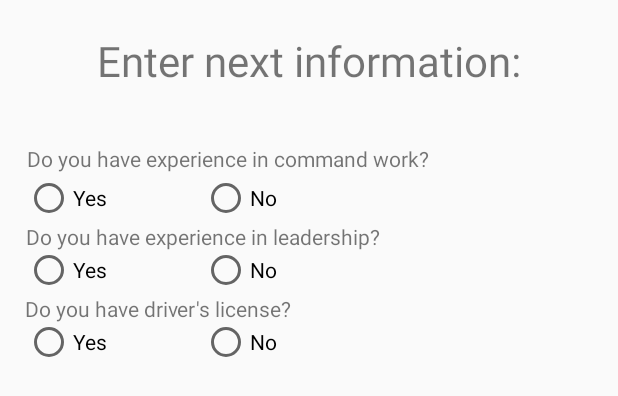
After one commit to SGW01/Kandidat, an Android app: the layout layout_work_exp.xml on its own in the app's theme, with its tools: preview values and no code run, on a phone screen of 412 x 824 dp. The commit adds this screen. Shown: the top 396 px of the screen. Run offline under Robolectric (Android 15) with nearby library versions, the phone set to English and light mode, and no system bars.

Commit message:
new design in

```diff
--- /dev/null
+++ b/app/src/main/res/layout/layout_work_exp.xml
@@ -0,0 +1,160 @@
+<?xml version="1.0" encoding="utf-8"?>
+<android.support.constraint.ConstraintLayout xmlns:android="http://schemas.android.com/apk/res/android"
+    xmlns:app="http://schemas.android.com/apk/res-auto"
+    xmlns:tools="http://schemas.android.com/tools"
+    android:layout_width="match_parent"
+    android:layout_height="match_parent">
+
+    <TextView
+        android:id="@+id/textViewEnterYourInfo3"
+        android:layout_width="wrap_content"
+        android:layout_height="wrap_content"
+        android:layout_marginBottom="@dimen/textViewEnterYourInfoMarginBottom"
+        android:layout_marginEnd="@dimen/textViewEnterYourInfoMarginRight"
+        android:layout_marginLeft="@dimen/textViewEnterYourInfoMarginLeft"
+        android:layout_marginRight="@dimen/textViewEnterYourInfoMarginRight"
+        android:layout_marginStart="@dimen/textViewEnterYourInfoMarginLeft"
+        android:layout_marginTop="@dimen/textViewEnterYourInfoMarginTop"
+        android:text="@string/textViewEnterYourInfoText"
+        android:textSize="@dimen/textViewEnterYourInfoTextSize"
+        app:layout_constraintBottom_toBottomOf="parent"
+        app:layout_constraintEnd_toEndOf="parent"
+        app:layout_constraintStart_toStartOf="parent"
+        app:layout_constraintTop_toTopOf="parent"
+        app:layout_constraintVertical_bias="0.017" />
+
+    <TextView
+        android:id="@+id/expInCommandWork"
+        android:layout_width="wrap_content"
+        android:layout_height="wrap_content"
+        android:layout_marginEnd="8dp"
+        android:layout_marginLeft="8dp"
+        android:layout_marginRight="8dp"
+        android:layout_marginStart="8dp"
+        android:layout_marginTop="96dp"
+        android:text="@string/expInCommandWorkText"
+        app:layout_constraintEnd_toEndOf="parent"
+        app:layout_constraintHorizontal_bias="0.08"
+        app:layout_constraintStart_toStartOf="parent"
+        app:layout_constraintTop_toTopOf="parent" />
+
+    <TextView
+        android:id="@+id/expInLeadership"
+        android:layout_width="wrap_content"
+        android:layout_height="wrap_content"
+        android:layout_marginEnd="8dp"
+        android:layout_marginLeft="8dp"
+        android:layout_marginRight="8dp"
+        android:layout_marginStart="8dp"
+        android:layout_marginTop="148dp"
+        android:text="@string/expInLeadershipText"
+        app:layout_constraintEnd_toEndOf="parent"
+        app:layout_constraintHorizontal_bias="0.06"
+        app:layout_constraintStart_toStartOf="parent"
+        app:layout_constraintTop_toTopOf="parent" />
+
+    <TextView
+        android:id="@+id/driversLicense"
+        android:layout_width="wrap_content"
+        android:layout_height="wrap_content"
+        android:layout_marginEnd="8dp"
+        android:layout_marginLeft="8dp"
+        android:layout_marginRight="8dp"
+        android:layout_marginStart="8dp"
+        android:layout_marginTop="196dp"
+        android:text="@string/driversLicenseText"
+        app:layout_constraintEnd_toEndOf="parent"
+        app:layout_constraintHorizontal_bias="0.041"
+        app:layout_constraintStart_toStartOf="parent"
+        app:layout_constraintTop_toTopOf="parent" />
+
+    <RadioButton
+        android:id="@+id/commandWorkYes"
+        android:layout_width="wrap_content"
+        android:layout_height="wrap_content"
+        android:layout_marginEnd="8dp"
+        android:layout_marginLeft="8dp"
+        android:layout_marginRight="8dp"
+        android:layout_marginStart="8dp"
+        android:layout_marginTop="116dp"
+        android:text="@string/commandWorkYesText"
+        app:layout_constraintEnd_toEndOf="parent"
+        app:layout_constraintHorizontal_bias="0.025"
+        app:layout_constraintStart_toStartOf="parent"
+        app:layout_constraintTop_toTopOf="parent" />
+
+    <RadioButton
+        android:id="@+id/commandWorkNo"
+        android:layout_width="wrap_content"
+        android:layout_height="wrap_content"
+        android:layout_marginEnd="8dp"
+        android:layout_marginLeft="8dp"
+        android:layout_marginRight="8dp"
+        android:layout_marginStart="8dp"
+        android:layout_marginTop="116dp"
+        android:text="@string/commandWorkNoText"
+        app:layout_constraintEnd_toEndOf="parent"
+        app:layout_constraintHorizontal_bias="0.367"
+        app:layout_constraintStart_toStartOf="parent"
+        app:layout_constraintTop_toTopOf="parent" />
+
+    <RadioButton
+        android:id="@+id/leadershipYes"
+        android:layout_width="wrap_content"
+        android:layout_height="wrap_content"
+        android:layout_marginEnd="8dp"
+        android:layout_marginLeft="8dp"
+        android:layout_marginRight="8dp"
+        android:layout_marginStart="8dp"
+        android:layout_marginTop="164dp"
+        android:text="@string/leadershipYesText"
+        app:layout_constraintEnd_toEndOf="parent"
+        app:layout_constraintHorizontal_bias="0.025"
+        app:layout_constraintStart_toStartOf="parent"
+        app:layout_constraintTop_toTopOf="parent" />
+
+    <RadioButton
+        android:id="@+id/leadershipNo"
+        android:layout_width="wrap_content"
+        android:layout_height="wrap_content"
+        android:layout_marginEnd="8dp"
+        android:layout_marginLeft="8dp"
+        android:layout_marginRight="8dp"
+        android:layout_marginStart="8dp"
+        android:layout_marginTop="164dp"
+        android:text="@string/leadershipNoText"
+        app:layout_constraintEnd_toEndOf="parent"
+        app:layout_constraintHorizontal_bias="0.367"
+        app:layout_constraintStart_toStartOf="parent"
+        app:layout_constraintTop_toTopOf="parent" />
+
+    <RadioButton
+        android:id="@+id/driverYes"
+        android:layout_width="wrap_content"
+        android:layout_height="wrap_content"
+        android:layout_marginEnd="8dp"
+        android:layout_marginLeft="8dp"
+        android:layout_marginRight="8dp"
+        android:layout_marginStart="8dp"
+        android:layout_marginTop="212dp"
+        android:text="@string/driverYesText"
+        app:layout_constraintEnd_toEndOf="parent"
+        app:layout_constraintHorizontal_bias="0.025"
+        app:layout_constraintStart_toStartOf="parent"
+        app:layout_constraintTop_toTopOf="parent" />
+
+    <RadioButton
+        android:id="@+id/driverNo"
+        android:layout_width="wrap_content"
+        android:layout_height="wrap_content"
+        android:layout_marginEnd="8dp"
+        android:layout_marginLeft="8dp"
+        android:layout_marginRight="8dp"
+        android:layout_marginStart="8dp"
+        android:layout_marginTop="212dp"
+        android:text="@string/driverNoText"
+        app:layout_constraintEnd_toEndOf="parent"
+        app:layout_constraintHorizontal_bias="0.367"
+        app:layout_constraintStart_toStartOf="parent"
+        app:layout_constraintTop_toTopOf="parent" />
+</android.support.constraint.ConstraintLayout>
--- a/app/src/main/res/values/strings.xml
+++ b/app/src/main/res/values/strings.xml
@@ -16,5 +16,14 @@
     <string name="incompleteHigherEducationText">Incomplete higher education</string>
     <string name="noneOfEducationText">None of education</string>
     <string name="emailText">Enter your email</string>
+    <string name="expInCommandWorkText">Do you have experience in command work?</string>
+    <string name="expInLeadershipText">Do you have experience in leadership?</string>
+    <string name="driversLicenseText">Do you have driver\'s license?</string>
+    <string name="commandWorkYesText">Yes</string>
+    <string name="commandWorkNoText">No</string>
+    <string name="leadershipYesText">Yes</string>
+    <string name="leadershipNoText">No</string>
+    <string name="driverYesText">Yes</string>
+    <string name="driverNoText">No</string>
 
 </resources>
```
